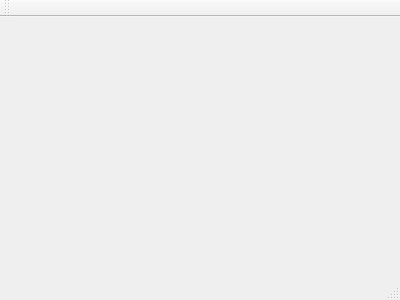
Above: Widget/mainwindow.ui from Ladanvini/VLN1-Hopur-5 before the change. Below: the same form after it.
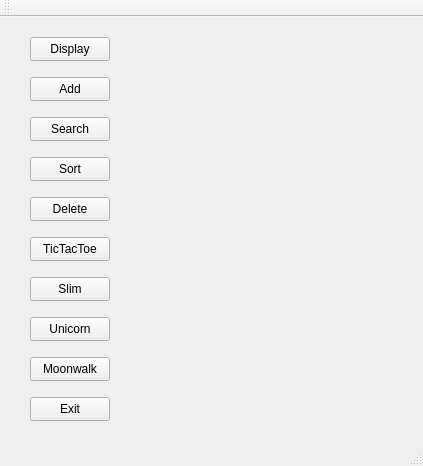
That is the form after the change.

Commit message: Button Renamed

```diff
--- a/Widget/mainwindow.ui
+++ b/Widget/mainwindow.ui
@@ -1,24 +1,170 @@
 <ui version="4.0">
  <class>MainWindow</class>
- <widget class="QMainWindow" name="MainWindow" >
-  <property name="geometry" >
+ <widget class="QMainWindow" name="MainWindow">
+  <property name="geometry">
    <rect>
     <x>0</x>
     <y>0</y>
-    <width>400</width>
-    <height>300</height>
+    <width>423</width>
+    <height>466</height>
    </rect>
   </property>
   <property name="windowTitle" >
    <string>MainWindow</string>
   </property>
-  <widget class="QMenuBar" name="menuBar" />
-  <widget class="QToolBar" name="mainToolBar" />
-  <widget class="QWidget" name="centralWidget" />
-  <widget class="QStatusBar" name="statusBar" />
+  <widget class="QWidget" name="centralWidget">
+   <widget class="QPushButton" name="pushButton">
+    <property name="geometry">
+     <rect>
+      <x>30</x>
+      <y>20</y>
+      <width>80</width>
+      <height>24</height>
+     </rect>
+    </property>
+    <property name="text">
+     <string>Display</string>
+    </property>
+   </widget>
+   <widget class="QPushButton" name="pushButton_2">
+    <property name="geometry">
+     <rect>
+      <x>30</x>
+      <y>60</y>
+      <width>80</width>
+      <height>24</height>
+     </rect>
+    </property>
+    <property name="text">
+     <string>Add</string>
+    </property>
+   </widget>
+   <widget class="QPushButton" name="pushButton_3">
+    <property name="geometry">
+     <rect>
+      <x>30</x>
+      <y>100</y>
+      <width>80</width>
+      <height>24</height>
+     </rect>
+    </property>
+    <property name="text">
+     <string>Search</string>
+    </property>
+   </widget>
+   <widget class="QPushButton" name="pushButton_4">
+    <property name="geometry">
+     <rect>
+      <x>30</x>
+      <y>140</y>
+      <width>80</width>
+      <height>24</height>
+     </rect>
+    </property>
+    <property name="text">
+     <string>Sort</string>
+    </property>
+   </widget>
+   <widget class="QPushButton" name="pushButton_5">
+    <property name="geometry">
+     <rect>
+      <x>30</x>
+      <y>180</y>
+      <width>80</width>
+      <height>24</height>
+     </rect>
+    </property>
+    <property name="text">
+     <string>Delete</string>
+    </property>
+   </widget>
+   <widget class="QPushButton" name="pushButton_6">
+    <property name="geometry">
+     <rect>
+      <x>30</x>
+      <y>220</y>
+      <width>80</width>
+      <height>24</height>
+     </rect>
+    </property>
+    <property name="text">
+     <string>TicTacToe</string>
+    </property>
+   </widget>
+   <widget class="QPushButton" name="pushButton_7">
+    <property name="geometry">
+     <rect>
+      <x>30</x>
+      <y>260</y>
+      <width>80</width>
+      <height>24</height>
+     </rect>
+    </property>
+    <property name="text">
+     <string>Slim</string>
+    </property>
+   </widget>
+   <widget class="QPushButton" name="pushButton_8">
+    <property name="geometry">
+     <rect>
+      <x>30</x>
+      <y>300</y>
+      <width>80</width>
+      <height>24</height>
+     </rect>
+    </property>
+    <property name="text">
+     <string>Unicorn</string>
+    </property>
+   </widget>
+   <widget class="QPushButton" name="pushButton_9">
+    <property name="geometry">
+     <rect>
+      <x>30</x>
+      <y>340</y>
+      <width>80</width>
+      <height>24</height>
+     </rect>
+    </property>
+    <property name="text">
+     <string>Moonwalk</string>
+    </property>
+   </widget>
+   <widget class="QPushButton" name="pushButton_10">
+    <property name="geometry">
+     <rect>
+      <x>30</x>
+      <y>380</y>
+      <width>80</width>
+      <height>24</height>
+     </rect>
+    </property>
+    <property name="text">
+     <string>Exit</string>
+    </property>
+   </widget>
+  </widget>
+  <widget class="QMenuBar" name="menuBar">
+   <property name="geometry">
+    <rect>
+     <x>0</x>
+     <y>0</y>
+     <width>423</width>
+     <height>22</height>
+    </rect>
+   </property>
+  </widget>
+  <widget class="QToolBar" name="mainToolBar">
+   <attribute name="toolBarArea">
+    <enum>TopToolBarArea</enum>
+   </attribute>
+   <attribute name="toolBarBreak">
+    <bool>false</bool>
+   </attribute>
+  </widget>
+  <widget class="QStatusBar" name="statusBar"/>
  </widget>
- <layoutDefault spacing="6" margin="11" />
- <pixmapfunction></pixmapfunction>
+ <layoutdefault spacing="6" margin="11"/>
  <resources/>
  <connections/>
 </ui>
```
Left out of the diff: 3 changed lines with no effect on the pictures.
